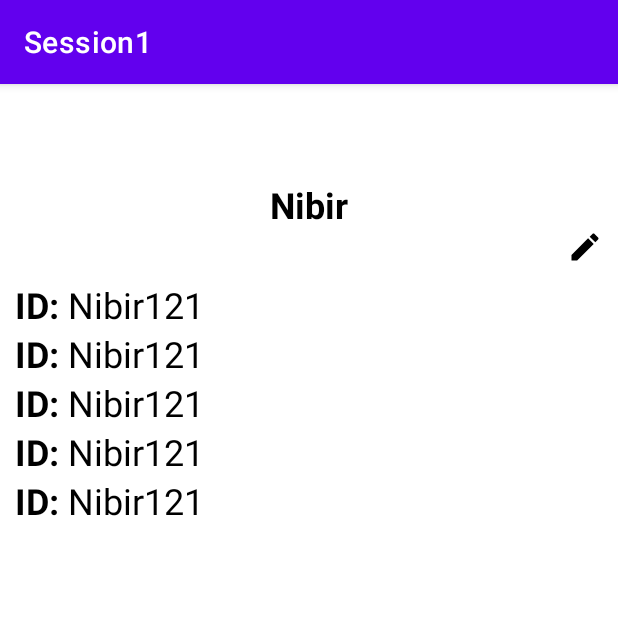
After one commit to rafi-am7/Session1, an Android app: the DesignActivity screen opened directly, with no data from a screen before it, on a phone screen of 412 x 824 dp, the top half of it. The commit adds this screen. Run offline under Robolectric (Android 15) with nearby library versions, the phone set to English and light mode, and no system bars.

Commit message:
final push

```diff
--- a/app/src/main/AndroidManifest.xml
+++ b/app/src/main/AndroidManifest.xml
@@ -14,6 +14,12 @@
         android:theme="@style/Theme.Session1"
         tools:targetApi="31">
         <activity
+            android:name=".DesignActivity"
+            android:exported="false" />
+        <activity
+            android:name=".LogInActivity"
+            android:exported="false" />
+        <activity
             android:name=".MainActivity"
             android:exported="true">
             <intent-filter>
--- /dev/null
+++ b/app/src/main/java/com/example/session1/DesignActivity.java
@@ -0,0 +1,14 @@
+package com.example.session1;
+
+import androidx.appcompat.app.AppCompatActivity;
+
+import android.os.Bundle;
+
+public class DesignActivity extends AppCompatActivity {
+
+    @Override
+    protected void onCreate(Bundle savedInstanceState) {
+        super.onCreate(savedInstanceState);
+        setContentView(R.layout.activity_design);
+    }
+}
--- /dev/null
+++ b/app/src/main/res/drawable/ic_baseline_edit_24.xml
@@ -0,0 +1,5 @@
+<vector android:height="24dp" android:tint="#000000"
+    android:viewportHeight="24" android:viewportWidth="24"
+    android:width="24dp" xmlns:android="http://schemas.android.com/apk/res/android">
+    <path android:fillColor="@android:color/white" android:pathData="M3,17.25V21h3.75L17.81,9.94l-3.75,-3.75L3,17.25zM20.71,7.04c0.39,-0.39 0.39,-1.02 0,-1.41l-2.34,-2.34c-0.39,-0.39 -1.02,-0.39 -1.41,0l-1.83,1.83 3.75,3.75 1.83,-1.83z"/>
+</vector>
--- /dev/null
+++ b/app/src/main/res/layout/activity_design.xml
@@ -0,0 +1,131 @@
+<?xml version="1.0" encoding="utf-8"?>
+<RelativeLayout xmlns:android="http://schemas.android.com/apk/res/android"
+    xmlns:app="http://schemas.android.com/apk/res-auto"
+    xmlns:tools="http://schemas.android.com/tools"
+    android:layout_width="match_parent"
+    android:layout_height="match_parent"
+    tools:context=".DesignActivity">
+    <TextView
+        android:id="@+id/profileName"
+        android:layout_width="wrap_content"
+        android:layout_height="wrap_content"
+        android:textSize="24sp"
+        android:textColor="@color/black"
+        android:layout_marginTop="64dp"
+        android:layout_centerHorizontal="true"
+        android:textStyle="bold"
+        android:text="Nibir"/>
+
+    <ImageView
+        android:id="@+id/editButton"
+        android:layout_width="wrap_content"
+        android:layout_height="wrap_content"
+        android:layout_below="@id/profileName"
+        android:layout_alignParentRight="true"
+        android:layout_marginRight="10dp"
+        android:src="@drawable/ic_baseline_edit_24" />
+    <LinearLayout
+        android:layout_margin="10dp"
+        android:layout_below="@id/editButton"
+        android:layout_width="match_parent"
+        android:orientation="vertical"
+        android:layout_height="wrap_content">
+        <LinearLayout
+            android:layout_width="match_parent"
+            android:layout_height="wrap_content">
+            <TextView
+                android:textSize="24sp"
+                android:textColor="@color/black"
+                android:layout_width="wrap_content"
+                android:layout_height="wrap_content"
+                android:text="ID: "
+                android:textStyle="bold"
+                />
+            <TextView
+                android:textSize="24sp"
+                android:textColor="@color/black"
+                android:layout_width="wrap_content"
+                android:layout_height="wrap_content"
+                android:text="Nibir121"
+                />
+        </LinearLayout>
+        <LinearLayout
+            android:layout_width="match_parent"
+            android:layout_height="wrap_content">
+            <TextView
+                android:textSize="24sp"
+                android:textColor="@color/black"
+                android:layout_width="wrap_content"
+                android:layout_height="wrap_content"
+                android:text="ID: "
+                android:textStyle="bold"
+                />
+            <TextView
+                android:textSize="24sp"
+                android:textColor="@color/black"
+                android:layout_width="wrap_content"
+                android:layout_height="wrap_content"
+                android:text="Nibir121"
+                />
+        </LinearLayout>
+        <LinearLayout
+            android:layout_width="match_parent"
+            android:layout_height="wrap_content">
+            <TextView
+                android:textSize="24sp"
+                android:textColor="@color/black"
+                android:layout_width="wrap_content"
+                android:layout_height="wrap_content"
+                android:text="ID: "
+                android:textStyle="bold"
+                />
+            <TextView
+                android:textSize="24sp"
+                android:textColor="@color/black"
+                android:layout_width="wrap_content"
+                android:layout_height="wrap_content"
+                android:text="Nibir121"
+                />
+        </LinearLayout>
+        <LinearLayout
+            android:layout_width="match_parent"
+            android:layout_height="wrap_content">
+            <TextView
+                android:textSize="24sp"
+                android:textColor="@color/black"
+                android:layout_width="wrap_content"
+                android:layout_height="wrap_content"
+                android:text="ID: "
+                android:textStyle="bold"
+                />
+            <TextView
+                android:textSize="24sp"
+                android:textColor="@color/black"
+                android:layout_width="wrap_content"
+                android:layout_height="wrap_content"
+                android:text="Nibir121"
+                />
+        </LinearLayout>
+        <LinearLayout
+            android:layout_width="match_parent"
+            android:layout_height="wrap_content">
+            <TextView
+                android:textSize="24sp"
+                android:textColor="@color/black"
+                android:layout_width="wrap_content"
+                android:layout_height="wrap_content"
+                android:text="ID: "
+                android:textStyle="bold"
+                />
+            <TextView
+                android:textSize="24sp"
+                android:textColor="@color/black"
+                android:layout_width="wrap_content"
+                android:layout_height="wrap_content"
+                android:text="Nibir121"
+                />
+        </LinearLayout>
+
+    </LinearLayout>
+
+</RelativeLayout>
```
Also changed, not shown: app/src/main/java/com/example/session1/LogInActivity.java (+18 -1 lines), app/src/main/java/com/example/session1/MainActivity.java (+17 -1 lines), app/src/main/res/layout/activity_log_in.xml (+60 -3 lines), app/src/main/res/layout/activity_main.xml (+15 -8 lines), 1 other file.
